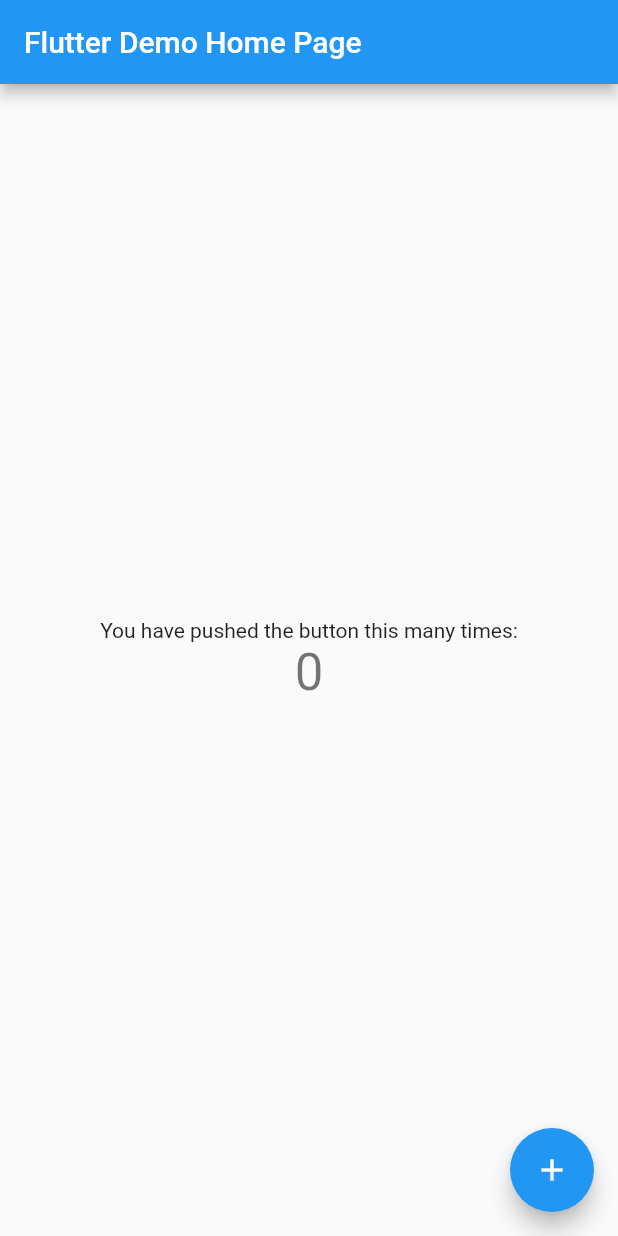
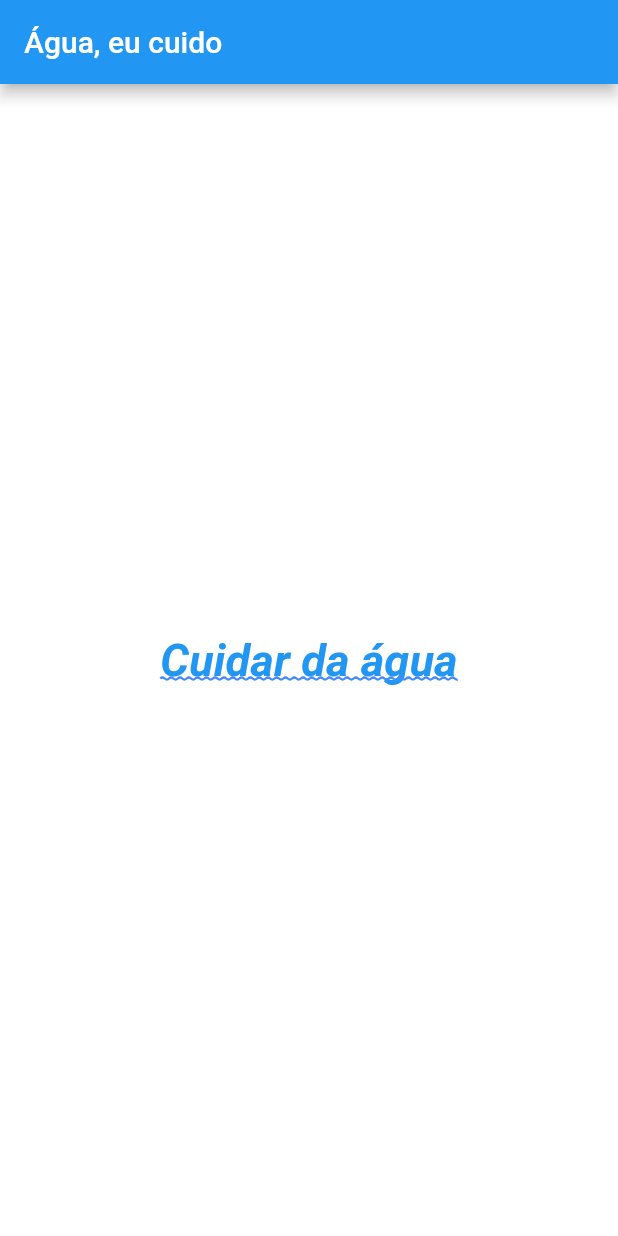
Before and after one commit to larissacavalcanti/app-agua, a Flutter app: the screen it shows after launch, on a phone screen of 412 x 824 dp. Run offline on Flutter 3.47's test engine with Material 2 defaults, Android fonts, the phone set to English and light mode, and no system bars.

Commit message:
criação da homepage

```diff
--- a/lib/main.dart
+++ b/lib/main.dart
@@ -5,109 +5,35 @@ void main() {
 }
 
 class MyApp extends StatelessWidget {
-  // This widget is the root of your application.
   @override
   Widget build(BuildContext context) {
     return MaterialApp(
-      title: 'Flutter Demo',
-      theme: ThemeData(
-        // This is the theme of your application.
-        //
-        // Try running your application with "flutter run". You'll see the
-        // application has a blue toolbar. Then, without quitting the app, try
-        // changing the primarySwatch below to Colors.green and then invoke
-        // "hot reload" (press "r" in the console where you ran "flutter run",
-        // or simply save your changes to "hot reload" in a Flutter IDE).
-        // Notice that the counter didn't reset back to zero; the application
-        // is not restarted.
-        primarySwatch: Colors.blue,
-      ),
-      home: MyHomePage(title: 'Flutter Demo Home Page'),
+      theme: ThemeData(primaryColor: Colors.blue),
+      home: HomePage(),
     );
   }
 }
 
-class MyHomePage extends StatefulWidget {
-  MyHomePage({Key key, this.title}) : super(key: key);
-
-  // This widget is the home page of your application. It is stateful, meaning
-  // that it has a State object (defined below) that contains fields that affect
-  // how it looks.
-
-  // This class is the configuration for the state. It holds the values (in this
-  // case the title) provided by the parent (in this case the App widget) and
-  // used by the build method of the State. Fields in a Widget subclass are
-  // always marked "final".
-
-  final String title;
-
-  @override
-  _MyHomePageState createState() => _MyHomePageState();
-}
-
-class _MyHomePageState extends State<MyHomePage> {
-  int _counter = 0;
-
-  void _incrementCounter() {
-    setState(() {
-      // This call to setState tells the Flutter framework that something has
-      // changed in this State, which causes it to rerun the build method below
-      // so that the display can reflect the updated values. If we changed
-      // _counter without calling setState(), then the build method would not be
-      // called again, and so nothing would appear to happen.
-      _counter++;
-    });
-  }
-
+class HomePage extends StatelessWidget {
   @override
   Widget build(BuildContext context) {
-    // This method is rerun every time setState is called, for instance as done
-    // by the _incrementCounter method above.
-    //
-    // The Flutter framework has been optimized to make rerunning build methods
-    // fast, so that you can just rebuild anything that needs updating rather
-    // than having to individually change instances of widgets.
     return Scaffold(
       appBar: AppBar(
-        // Here we take the value from the MyHomePage object that was created by
-        // the App.build method, and use it to set our appbar title.
-        title: Text(widget.title),
+        title: Text("Água, eu cuido"),
       ),
-      body: Center(
-        // Center is a layout widget. It takes a single child and positions it
-        // in the middle of the parent.
-        child: Column(
-          // Column is also a layout widget. It takes a list of children and
-          // arranges them vertically. By default, it sizes itself to fit its
-          // children horizontally, and tries to be as tall as its parent.
-          //
-          // Invoke "debug painting" (press "p" in the console, choose the
-          // "Toggle Debug Paint" action from the Flutter Inspector in Android
-          // Studio, or the "Toggle Debug Paint" command in Visual Studio Code)
-          // to see the wireframe for each widget.
-          //
-          // Column has various properties to control how it sizes itself and
-          // how it positions its children. Here we use mainAxisAlignment to
-          // center the children vertically; the main axis here is the vertical
-          // axis because Columns are vertical (the cross axis would be
-          // horizontal).
-          mainAxisAlignment: MainAxisAlignment.center,
-          children: <Widget>[
-            Text(
-              'You have pushed the button this many times:',
-            ),
-            Text(
-              '$_counter',
-              style: Theme.of(context).textTheme.headline4,
-            ),
-          ],
-        ),
-      ),
-      floatingActionButton: FloatingActionButton(
-        onPressed: _incrementCounter,
-        tooltip: 'Increment',
-        child: Icon(Icons.add),
-      ), // This trailing comma makes auto-formatting nicer for build methods.
+      body: Container(
+          color: Colors.white,
+          child: Center(
+              child: Text("Cuidar da água",
+                style: TextStyle(
+                  fontSize: 30,
+                  color: Colors.blue,
+                  fontWeight: FontWeight.bold,
+                  fontStyle: FontStyle.italic,
+                  decoration: TextDecoration.underline,
+                  decorationColor: Colors.blueAccent,
+                  decorationStyle: TextDecorationStyle.wavy,
+                )))),
     );
   }
 }
```
Also changed, not shown: lib/home_page_dart.dart (added).
